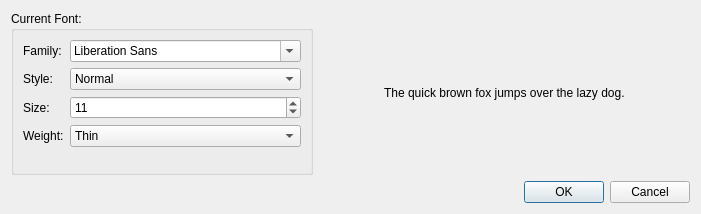
Before: the Qt Designer form Qt/11_qsettings/options.ui in de-souza/embedded-cpp-training, drawn with Qt 5.
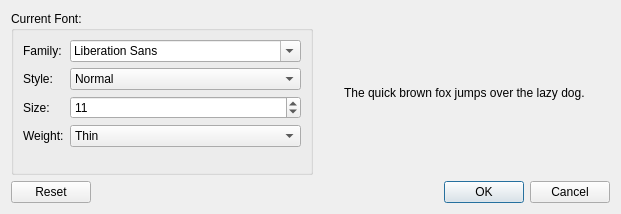
After: the same form once the commit is applied.

Commit message: Move reset button to options dialog

Patch:
```diff
--- a/Qt/11_qsettings/options.ui
+++ b/Qt/11_qsettings/options.ui
@@ -6,7 +6,7 @@
    <rect>
     <x>0</x>
     <y>0</y>
-    <width>701</width>
+    <width>621</width>
     <height>214</height>
    </rect>
   </property>
@@ -175,7 +175,10 @@
       <enum>Qt::Horizontal</enum>
      </property>
      <property name="standardButtons">
-      <set>QDialogButtonBox::Cancel|QDialogButtonBox::Ok</set>
+      <set>QDialogButtonBox::Cancel|QDialogButtonBox::Ok|QDialogButtonBox::Reset</set>
+     </property>
+     <property name="centerButtons">
+      <bool>false</bool>
      </property>
     </widget>
    </item>
```
The commit also changes 5 other files.
